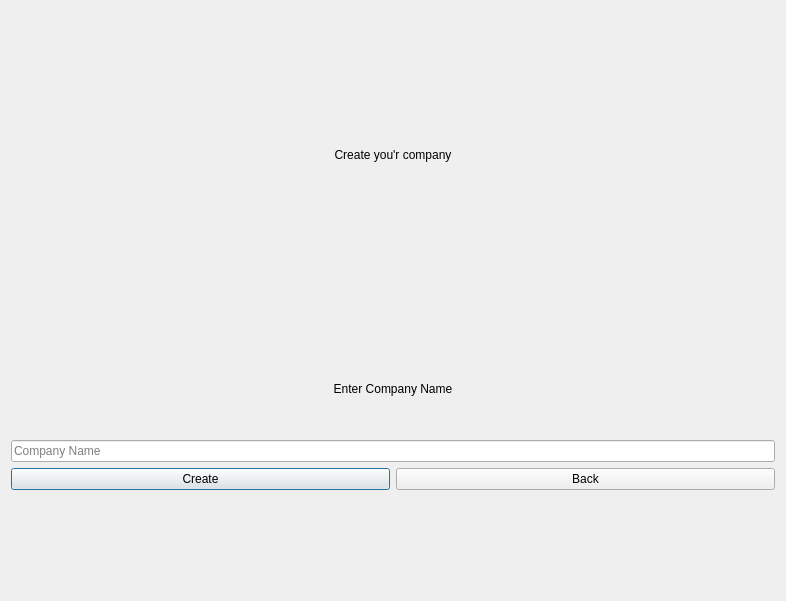
First picture: the form in menu/src/companyregwindow.ui, repository splitmindq/task-management, before the edit.
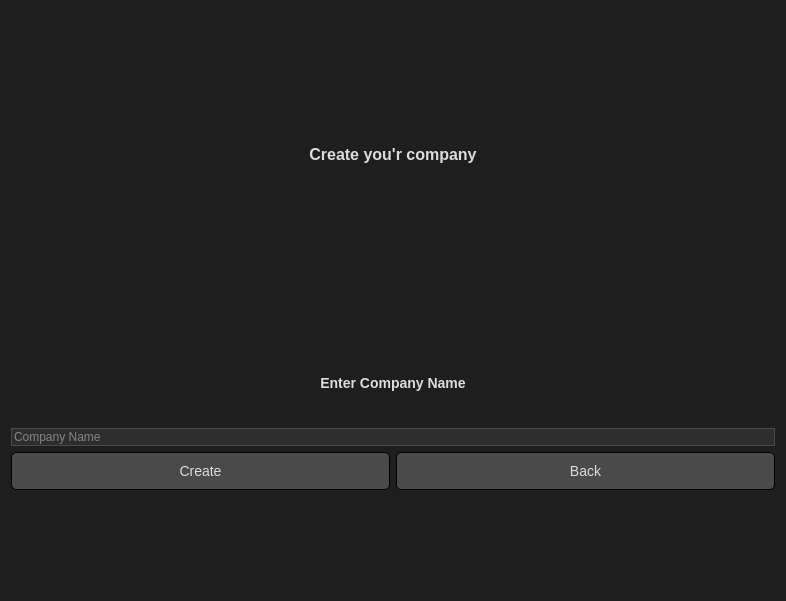
Second picture: the form after the edit.

```diff
--- a/menu/src/companyregwindow.ui
+++ b/menu/src/companyregwindow.ui
@@ -13,9 +13,77 @@
   <property name="windowTitle">
    <string>companyRegWindow</string>
   </property>
+  <property name="styleSheet">
+   <string notr="true">QWidget {
+    background-color: #1e1e1e; /* Темный фон */
+    color: #dcdcdc; /* Светлый текст */
+    font-family: &quot;Arial&quot;, sans-serif;
+}
+
+QLineEdit {
+    background-color: #2d2d2d; /* Темный фон для полей ввода */
+    border: 1px solid #4a4a4a; /* Тонкая граница */
+   
+    color: #dcdcdc; /* Светлый цвет текста */
+}
+
+QLineEdit:focus {
+    border: 1px solid #6a5acd; /* При фокусе — светло-фиолетовая граница */
+    background-color: #353535; /* Слегка светлее фон при фокусе */
+}
+
+QPushButton {
+    background-color: #4a4a4a; /* Темно-серый фон кнопок */
+    border: 1px solid black; /* Граница с фиолетовым оттенком */
+    border-radius: 5px; /* Закругленные углы кнопок */
+    padding: 10px;
+    color: #dcdcdc; /* Светлый текст на кнопках */
+    font-size: 14px;
+}
+
+QPushButton:hover {
+    border-color: #8a7fb3; /* Светлая граница */
+}
+
+QPushButton:pressed {
+    background-color: #5a4f85; /* Темный фиолетовый при нажатии */
+}
+
+QLabel {
+    font-size: 12px;
+    font-weight: bold;
+}
+
+QFrame {
+    border: none;
+}
+
+QGroupBox {
+    border: 1px solid #3a3a3a;
+    border-radius: 5px;
+    padding: 10px;
+    background-color: #2d2d2d;
+}
+
+QGroupBox:title {
+    color: #dcdcdc;
+    padding: 5px;
+    font-size: 18px;
+}
+</string>
+  </property>
   <layout class="QVBoxLayout" name="verticalLayout">
    <item>
     <widget class="QLabel" name="label">
+     <property name="styleSheet">
+      <string notr="true">
+
+QLabel {
+    font-size: 16px;
+    ;
+}
+</string>
+     </property>
      <property name="text">
       <string>Create you'r company</string>
      </property>
@@ -44,6 +112,16 @@
      </item>
      <item>
       <widget class="QLabel" name="label_3">
+       <property name="styleSheet">
+        <string notr="true">
+
+
+QLabel {
+    font-size: 14px;
+    font-weight: bold;
+}
+</string>
+       </property>
        <property name="text">
         <string>Enter Company Name</string>
        </property>
```
